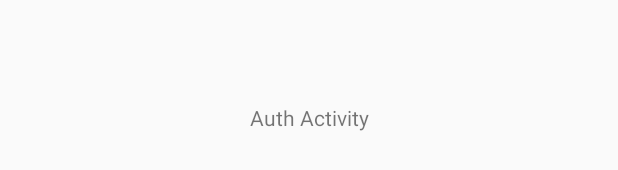
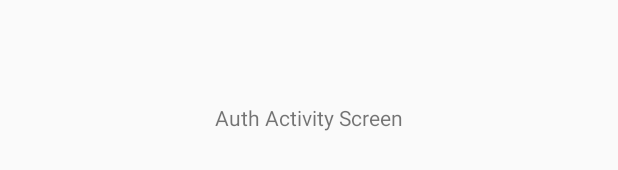
Before and after one commit to pict-sdl-grp/TripPlanner, an Android app: the layout activity_auth.xml on its own in the app's theme, with its tools: preview values and no code run, on a phone screen of 412 x 824 dp. Shown: the part 501-671 px from the top of the screen. Run offline under Robolectric (Android 15) with nearby library versions, the phone set to English and light mode, and no system bars.

Commit message:
auth branch created

```diff
--- a/app/src/main/res/layout/activity_auth.xml
+++ b/app/src/main/res/layout/activity_auth.xml
@@ -11,7 +11,7 @@
         android:id="@+id/textView"
         android:layout_width="wrap_content"
         android:layout_height="wrap_content"
-        android:text="Auth Activity"
+        android:text="Auth Activity Screen"
         app:layout_constraintBottom_toBottomOf="parent"
         app:layout_constraintEnd_toEndOf="parent"
         app:layout_constraintHorizontal_bias="0.5"
```
